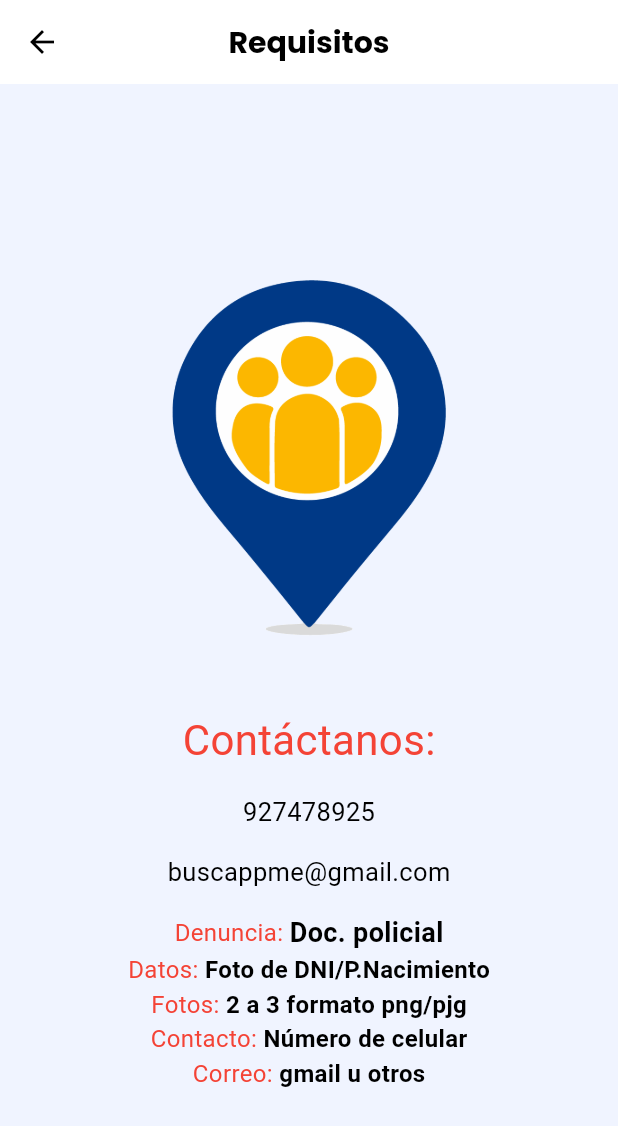
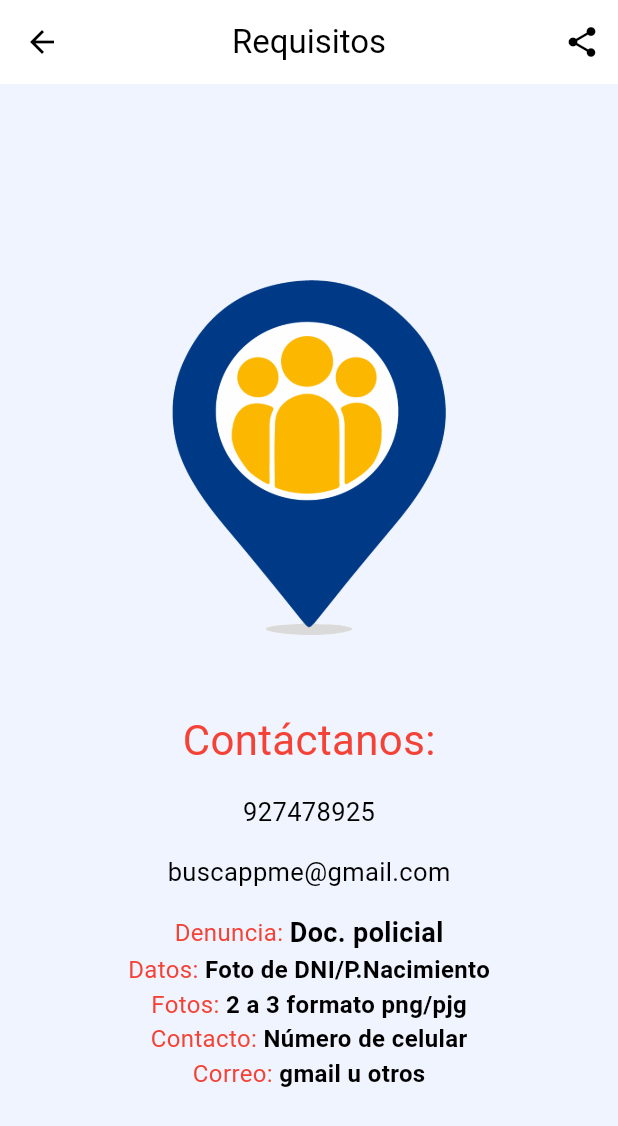
Before and after one commit to redlein/buscappme2, a Flutter app: the contactoScreen screen opened directly, on a phone screen of 412 x 824 dp. Shown: the top 1126 px of the screen. Run offline on Flutter 3.47's test engine with Material 2 defaults, Android fonts, the phone set to English and light mode, and no system bars; our stand-ins replace flutter_secure_storage, font_awesome_flutter, geocoding, geolocator, google_fonts, google_maps_flutter and 7 more; missing offline and left inert: tiktoklikescroller; accounts and stored records are empty; network calls fail; statements that could not run were skipped.

Commit message:
botón compartir email,wsp y phone

```diff
--- a/lib/Pages/contactoscreen.dart
+++ b/lib/Pages/contactoscreen.dart
@@ -1,6 +1,6 @@
-import 'package:buscappme/util/color_util.dart';
+import 'package:buscappme/domain/providers/launcher_provider.dart';
 import 'package:flutter/material.dart';
-import 'package:google_fonts/google_fonts.dart';
+import 'package:provider/provider.dart';
 
 class contactoScreen extends StatefulWidget {
   const contactoScreen({Key? key}) : super(key: key);
@@ -12,19 +12,20 @@ class contactoScreen extends StatefulWidget {
 class _contactoScreenState extends State<contactoScreen> {
   @override
   Widget build(BuildContext context) {
+    final launcherProvider = Provider.of<LauncherProvider>(context);
+
     return Scaffold(
       appBar: AppBar(
+        title: const Text('Requisitos'),
         centerTitle: true,
-        elevation: 0,
-        title: Text(
-          'Requisitos',
-          style: GoogleFonts.poppins(
-            fontWeight: FontWeight.w700,
-            fontSize: 20,
+        actions: [
+          IconButton(
+            onPressed: () => launcherProvider.activeMenu(),
+            icon: const Icon(Icons.share_sharp),
           ),
-        ),
+        ],
       ),
-      body: Row(
+      body: Stack(
         children: [
           Expanded(
             flex: 2,
@@ -74,6 +75,56 @@ class _contactoScreenState extends State<contactoScreen> {
                           style: TextStyle(
                             fontSize: 17,
                             // color: Colors.black,
+                          ),
+                        ),
+                      ),
+                      Visibility(
+                        visible: launcherProvider.isVisible,
+                        child: Align(
+                          alignment: Alignment.topCenter,
+                          child: Container(
+                            decoration: BoxDecoration(
+                              borderRadius: BorderRadius.circular(20),
+                              color: Colors.white.withOpacity(1),
+                            ),
+                            width: MediaQuery.of(context).size.width * 0.8,
+                            height: MediaQuery.of(context).size.height * 0.1,
+                            child: Row(
+                                mainAxisAlignment:
+                                    MainAxisAlignment.spaceAround,
+                                children: [
+                                  Padding(
+                                    padding: const EdgeInsets.all(8.0),
+                                    child: FloatingActionButton(
+                                      onPressed: () {
+                                        launcherProvider.goEmailLauncher();
+                                      },
+                                      backgroundColor: Colors.orange,
+                                      child: const Icon(Icons.email),
+                                    ),
+                                  ),
+                                  Padding(
+                                    padding: const EdgeInsets.all(8.0),
+                                    child: FloatingActionButton(
+                                      onPressed: () {
+                                        launcherProvider.goPhoneLauncher();
+                                      },
+                                      backgroundColor: Colors.cyan,
+                                      child: const Icon(Icons.phone),
+                                    ),
+                                  ),
+                                  Padding(
+                                    padding: const EdgeInsets.all(8.0),
+                                    child: FloatingActionButton(
+                                      onPressed: () {
+                                        launcherProvider.goWhatsappLauncher();
+                                      },
+                                      backgroundColor: Colors.green,
+                                      child:
+                                          const Icon(Icons.whatsapp_outlined),
+                                    ),
+                                  ),
+                                ]),
                           ),
                         ),
                       ),
--- a/lib/main.dart
+++ b/lib/main.dart
@@ -1,3 +1,4 @@
+import 'package:buscappme/domain/providers/launcher_provider.dart';
 import 'package:buscappme/index_main.dart';
 import 'package:buscappme/screen/busquedas/maps_provider.dart';
 import 'domain/services/auth_service.dart';
@@ -28,7 +29,10 @@ void main() async {
         ),
         ChangeNotifierProvider(
           create: (context) => MapsProvider(),
-        )
+        ),
+        ChangeNotifierProvider(
+          create: (_) => LauncherProvider(),
+        ),
       ],
       child: const MyApp(),
     ),
--- a/lib/routes/routes.dart
+++ b/lib/routes/routes.dart
@@ -10,6 +10,7 @@ class MyRoutes {
   static const String rLOGIN = '/login';
   static const String rVERIFY = '/verify';
   static const String rHOME = '/home';
+  static const String rCONTACTO = '/contacto';
   static const String rPUBLICARBUSQUEDA = '/publicar_busqueda';
   static const String rLISTARBUSQUEDA = '/listar_busquedas';
   static const String rFRASE = '/frase';
@@ -20,7 +21,8 @@ class MyRoutes {
         return MaterialPageRoute(builder: (context) => const OnboardingPage());
 
       case ('/verify'):
-        return MaterialPageRoute(builder: (context) => const VerifyAuthScreen());
+        return MaterialPageRoute(
+            builder: (context) => const VerifyAuthScreen());
 
       case ('/splash'):
         return MaterialPageRoute(builder: (context) => const SplashPage());
@@ -39,6 +41,9 @@ class MyRoutes {
         return MaterialPageRoute(
             builder: (context) => const ListarBusquedasScreen());
 
+      case ('/contacto'):
+        return MaterialPageRoute(builder: (context) => const contactoScreen());
+
       default:
         return MaterialPageRoute(
             builder: (context) => const ListarBusquedasScreen());
```
Also changed, not shown: lib/domain/providers/launcher_provider.dart (added, +52 -0 lines), 5 other files.
